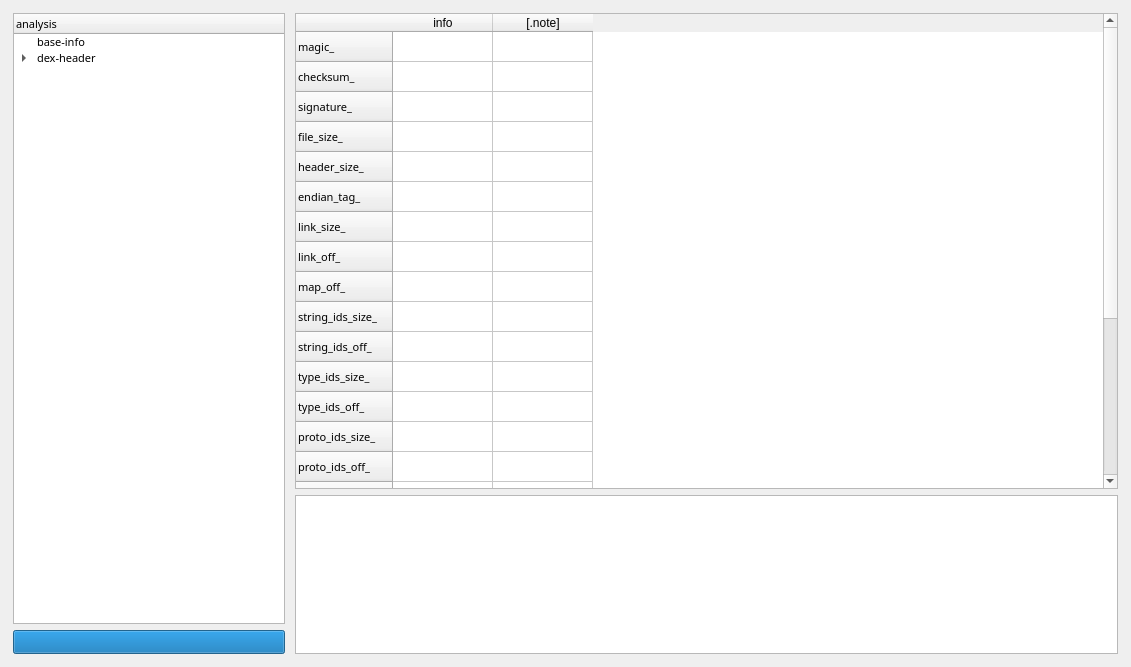
This is source/asset/ui/dex_widget.ui in redqx/Dex-Viewer as Qt 5 draws it before an edit. The edited form follows.
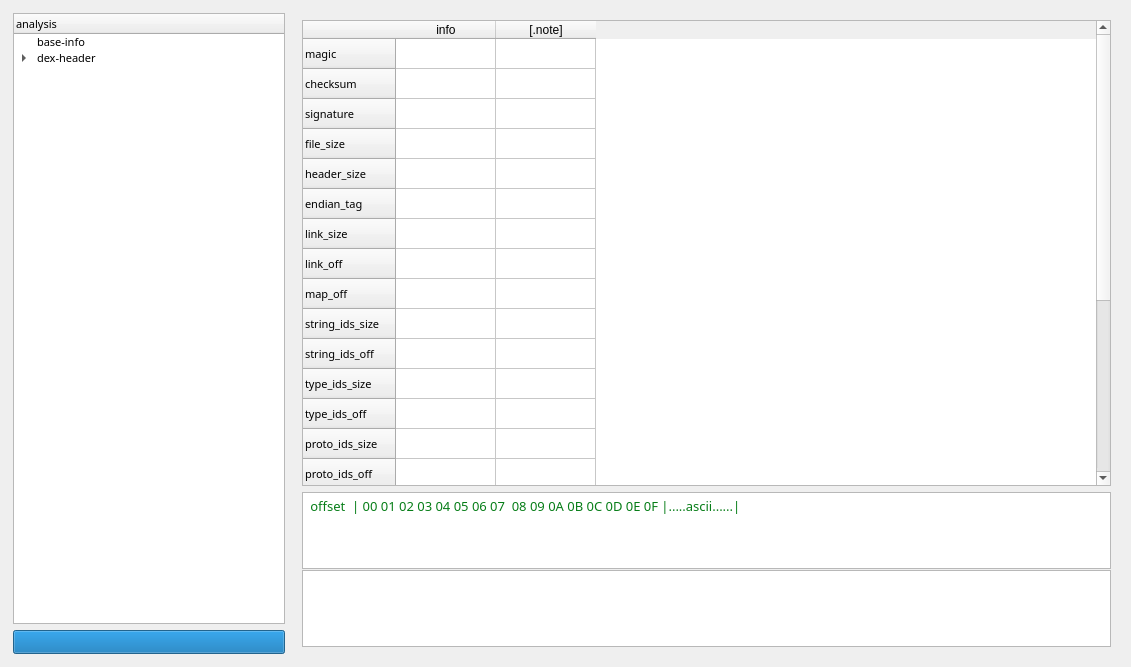
This is the edited form. The open tabs and pages were chosen to show the change.

What changed in the file:
```diff
--- a/source/asset/ui/dex_widget.ui
+++ b/source/asset/ui/dex_widget.ui
@@ -134,19 +134,7 @@
        <verstretch>0</verstretch>
       </sizepolicy>
      </property>
-     <layout class="QVBoxLayout" name="verticalLayout">
-      <property name="leftMargin">
-       <number>2</number>
-      </property>
-      <property name="topMargin">
-       <number>2</number>
-      </property>
-      <property name="rightMargin">
-       <number>2</number>
-      </property>
-      <property name="bottomMargin">
-       <number>2</number>
-      </property>
+     <layout class="QVBoxLayout" name="verticalLayout_3">
       <item>
        <widget class="QStackedWidget" name="stackedWidget_Dex">
         <property name="sizePolicy">
@@ -228,117 +216,117 @@
            <widget class="QTableWidget" name="tableWidget_DexHeader">
             <row>
              <property name="text">
-              <string>magic_</string>
+              <string>magic</string>
              </property>
             </row>
             <row>
              <property name="text">
-              <string>checksum_</string>
+              <string>checksum</string>
              </property>
             </row>
             <row>
              <property name="text">
-              <string>signature_</string>
+              <string>signature</string>
              </property>
             </row>
             <row>
              <property name="text">
-              <string>file_size_</string>
+              <string>file_size</string>
              </property>
             </row>
             <row>
              <property name="text">
-              <string>header_size_</string>
+              <string>header_size</string>
              </property>
             </row>
             <row>
              <property name="text">
-              <string>endian_tag_</string>
+              <string>endian_tag</string>
              </property>
             </row>
             <row>
              <property name="text">
-              <string>link_size_</string>
+              <string>link_size</string>
              </property>
             </row>
             <row>
              <property name="text">
-              <string>link_off_</string>
+              <string>link_off</string>
              </property>
             </row>
             <row>
              <property name="text">
-              <string>map_off_</string>
+              <string>map_off</string>
              </property>
             </row>
             <row>
              <property name="text">
-              <string>string_ids_size_</string>
+              <string>string_ids_size</string>
              </property>
             </row>
             <row>
              <property name="text">
-              <string>string_ids_off_</string>
+              <string>string_ids_off</string>
              </property>
             </row>
             <row>
              <property name="text">
-              <string>type_ids_size_</string>
+              <string>type_ids_size</string>
              </property>
             </row>
             <row>
              <property name="text">
-              <string>type_ids_off_</string>
+              <string>type_ids_off</string>
              </property>
             </row>
             <row>
              <property name="text">
-              <string>proto_ids_size_</string>
+              <string>proto_ids_size</string>
              </property>
             </row>
             <row>
              <property name="text">
-              <string>proto_ids_off_</string>
+              <string>proto_ids_off</string>
              </property>
             </row>
             <row>
              <property name="text">
-              <string>field_ids_size_</string>
+              <string>field_ids_size</string>
              </property>
             </row>
             <row>
              <property name="text">
-              <string>field_ids_off_</string>
+              <string>field_ids_off</string>
              </property>
             </row>
             <row>
              <property name="text">
-              <string>method_ids_size_</string>
+              <string>method_ids_size</string>
              </property>
             </row>
             <row>
              <property name="text">
-              <string>method_ids_off_</string>
+              <string>method_ids_off</string>
              </property>
             </row>
             <row>
              <property name="text">
-              <string>class_defs_size_</string>
+              <string>class_defs_size</string>
              </property>
             </row>
             <row>
              <property name="text">
-              <string>class_defs_off_</string>
+              <string>class_defs_off</string>
              </property>
             </row>
             <row>
              <property name="text">
-              <string>data_size_</string>
+              <string>data_size</string>
              </property>
             </row>
             <row>
              <property name="text">
-              <string>data_off_</string>
+              <string>data_off</string>
              </property>
             </row>
             <column>
@@ -714,16 +702,69 @@
        </widget>
       </item>
       <item>
-       <widget class="QTextBrowser" name="textBrowser_HexVIew">
+       <widget class="QWidget" name="widget_tmp_box3" native="true">
         <property name="sizePolicy">
-         <sizepolicy hsizetype="Expanding" vsizetype="Expanding">
+         <sizepolicy hsizetype="Preferred" vsizetype="Preferred">
           <horstretch>0</horstretch>
           <verstretch>1</verstretch>
          </sizepolicy>
         </property>
-        <property name="acceptDrops">
-         <bool>false</bool>
-        </property>
+        <layout class="QVBoxLayout" name="verticalLayout">
+         <property name="spacing">
+          <number>1</number>
+         </property>
+         <property name="leftMargin">
+          <number>0</number>
+         </property>
+         <property name="topMargin">
+          <number>0</number>
+         </property>
+         <property name="rightMargin">
+          <number>0</number>
+         </property>
+         <property name="bottomMargin">
+          <number>0</number>
+         </property>
+         <item>
+          <widget class="QTextBrowser" name="textBrowser_hexTitle">
+           <property name="sizePolicy">
+            <sizepolicy hsizetype="Expanding" vsizetype="Expanding">
+             <horstretch>0</horstretch>
+             <verstretch>0</verstretch>
+            </sizepolicy>
+           </property>
+           <property name="minimumSize">
+            <size>
+             <width>0</width>
+             <height>0</height>
+            </size>
+           </property>
+           <property name="html">
+            <string>&lt;!DOCTYPE HTML PUBLIC &quot;-//W3C//DTD HTML 4.0//EN&quot; &quot;http://www.w3.org/TR/REC-html40/strict.dtd&quot;&gt;
+&lt;html&gt;&lt;head&gt;&lt;meta name=&quot;qrichtext&quot; content=&quot;1&quot; /&gt;&lt;style type=&quot;text/css&quot;&gt;
+p, li { white-space: pre-wrap; }
+&lt;/style&gt;&lt;/head&gt;&lt;body style=&quot; font-family:'Cascadia Code','Cascadia Code'; font-size:8pt; font-weight:400; font-style:normal;&quot;&gt;
+&lt;p style=&quot; margin-top:12px; margin-bottom:12px; margin-left:0px; margin-right:0px; -qt-block-indent:0; text-indent:0px; background-color:#ffffff;&quot;&gt;&lt;span style=&quot; font-family:'Agave','monospace'; font-size:9.8pt; color:#067d17;&quot;&gt; offset  | 00 01 02 03 04 05 06 07  08 09 0A 0B 0C 0D 0E 0F |.....ascii......|&lt;/span&gt;&lt;/p&gt;&lt;/body&gt;&lt;/html&gt;</string>
+           </property>
+           <property name="textInteractionFlags">
+            <set>Qt::TextSelectableByKeyboard|Qt::TextSelectableByMouse</set>
+           </property>
+          </widget>
+         </item>
+         <item>
+          <widget class="QTextBrowser" name="textBrowser_HexView">
+           <property name="sizePolicy">
+            <sizepolicy hsizetype="Expanding" vsizetype="Expanding">
+             <horstretch>0</horstretch>
+             <verstretch>0</verstretch>
+            </sizepolicy>
+           </property>
+           <property name="acceptDrops">
+            <bool>false</bool>
+           </property>
+          </widget>
+         </item>
+        </layout>
        </widget>
       </item>
      </layout>
```
Left out of the diff: 36 changed lines with no effect on the pictures.
